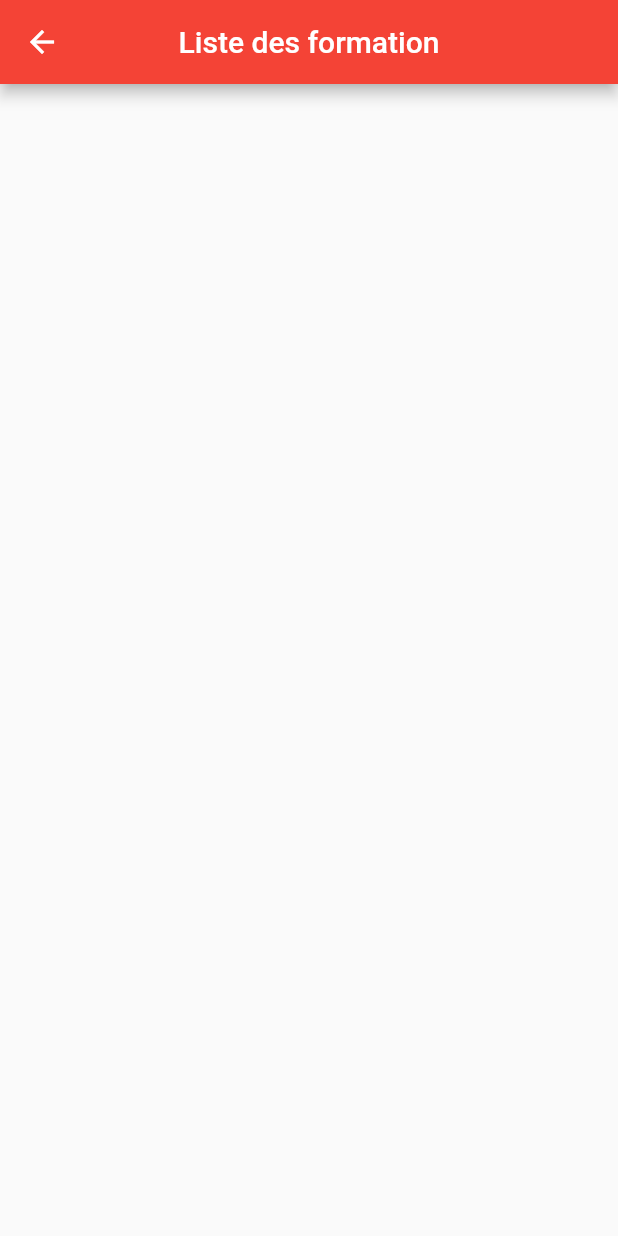
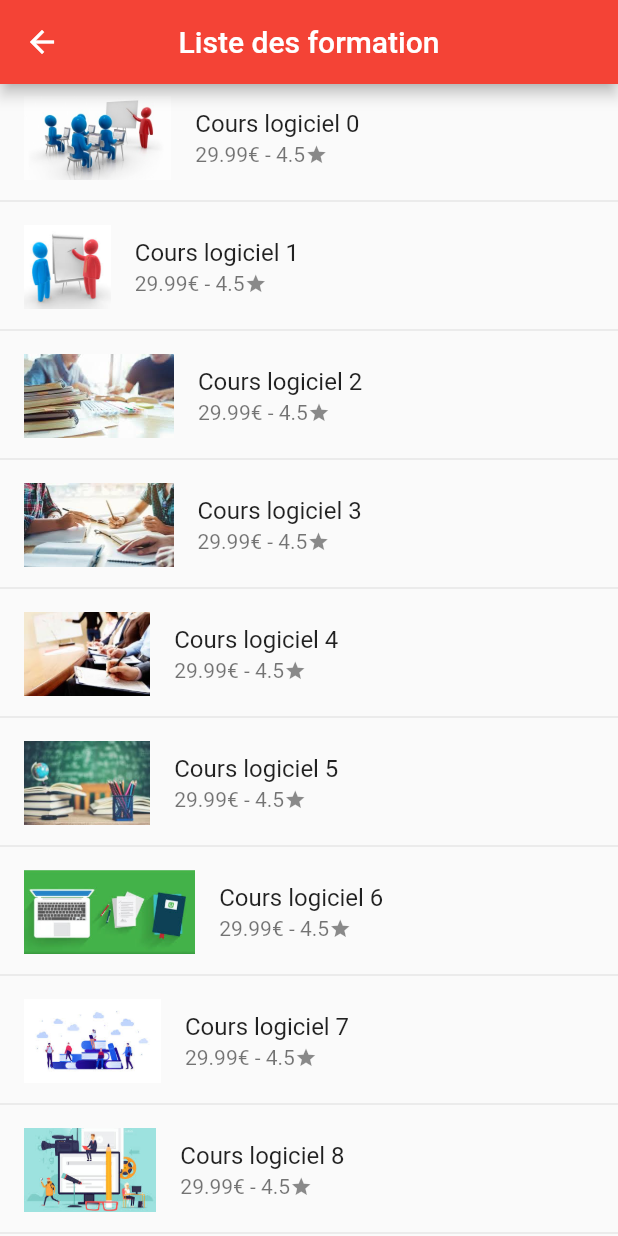
Before and after one commit to Zanmatox/flutter_formations, a Flutter app: the ListPage screen opened directly, on a phone screen of 412 x 824 dp. Run offline on Flutter 3.47's test engine with Material 2 defaults, Android fonts, the phone set to English and light mode, and no system bars; network calls fail.

Commit message:
Chargement liste formation

```diff
--- a/lib/pages/ListPage.dart
+++ b/lib/pages/ListPage.dart
@@ -4,7 +4,7 @@ import 'dart:developer';
 import '../Cours.dart';
 
 // Liste des formations
-final crs = List<Cours>.generate(10, (i) => Cours("Cours logiciel $i", "Lorem ipsom dolor sit amet $i.","https://www.lecoindesentrepreneurs.fr/wp-content/uploads/2016/09/TVA-sur-les-activit%C3%A9s-denseignement-les-le%C3%A7ons-et-les-cours.jpg"));
+final crs = List<Cours>.generate(10, (i) => Cours("Cours logiciel $i", "Lorem ipsom dolor sit amet $i.","images/$i.jpg"));
 class ListPage extends StatefulWidget {
   @override
   _ListPageState createState() => _ListPageState();
@@ -20,7 +20,26 @@ class _ListPageState extends State<ListPage> {
       ),
       body: ListView.separated(
         itemBuilder: (BuildContext context, int index) {
+          // Design liste
+          Cours cours = new Cours(crs[index].name, crs[index].description, crs[index].image);
+          return Container(
+            height: 70,
+            child: ListTile(
+              onTap: () {
+                // TODO : Naviguer vers page cours cliqué
 
+              },
+              leading: Image(
+                image: AssetImage(cours.image),
+              ),
+              title: Text(cours.name),
+              subtitle: Row(children: <Widget>[
+                Text("29.99€ - 4.5"),
+                Icon(Icons.star, size: 15,)
+
+              ],),
+            ),
+          );
         },
         separatorBuilder: (BuildContext contexte, int index) => Divider(),
         itemCount: crs.length
--- a/pubspec.yaml
+++ b/pubspec.yaml
@@ -45,8 +45,8 @@ flutter:
   uses-material-design: true
 
   # To add assets to your application, add an assets section, like this:
-  # assets:
-  #   - images/a_dot_burr.jpeg
+  assets:
+    - images/
   #   - images/a_dot_ham.jpeg
 
   # An image asset can refer to one or more resolution-specific "variants", see
```
Also changed, not shown: images/0.jpg (added), images/1.jpg (added), images/2.jpg (added), images/3.jpg (added), images/4.jpg (added), images/5.jpg (added), images/6.jpg (added), images/7.jpg (added), images/8.jpg (added), images/9.jpg (added).
